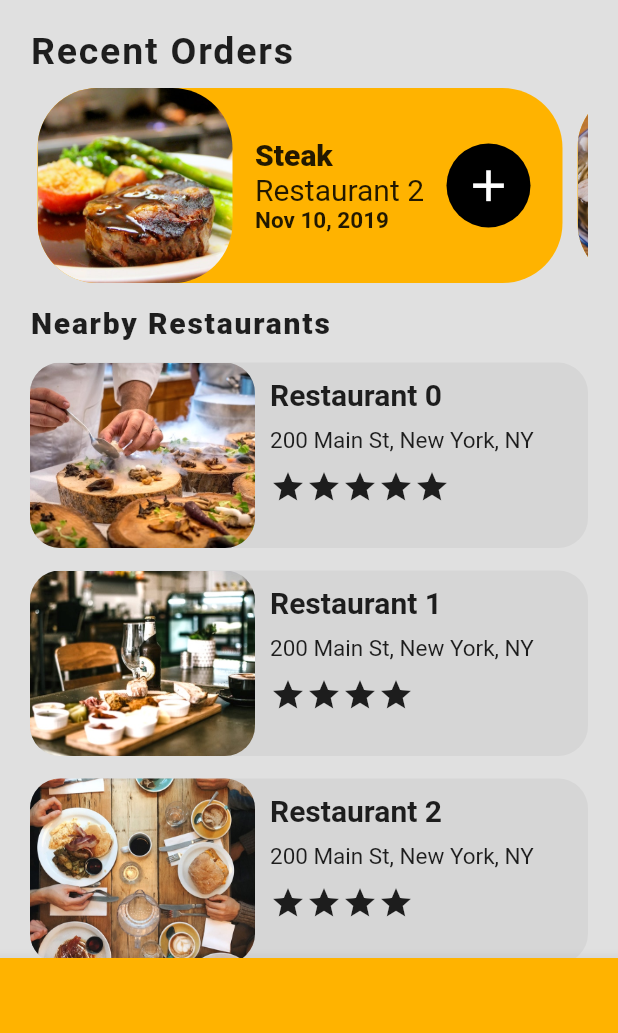
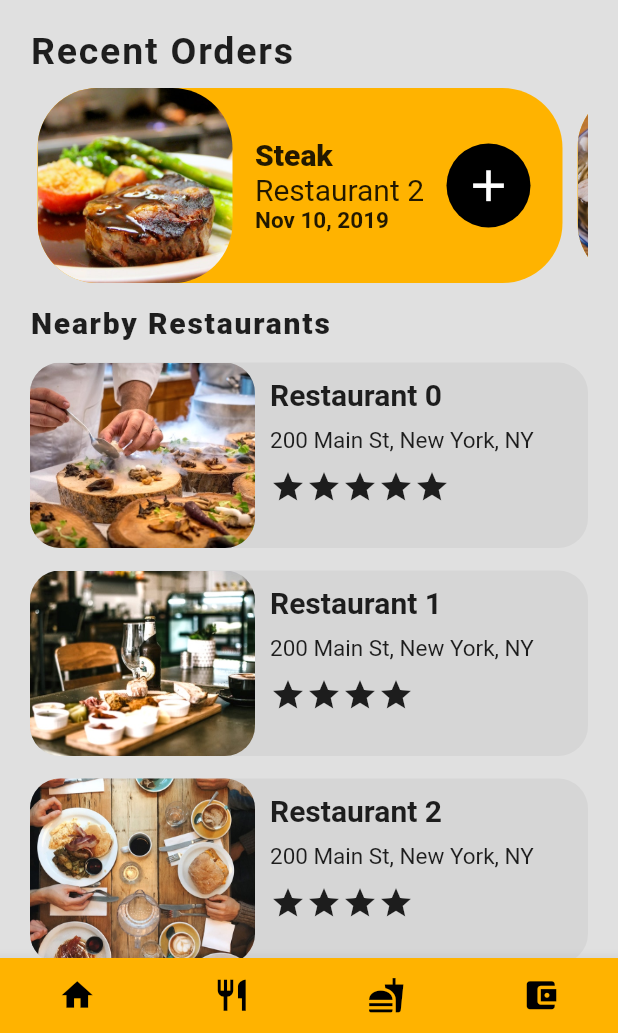
Before and after one commit to Harmanjit14/Food-Delivery-App-UI, a Flutter app: the screen it shows after launch, on a phone screen of 412 x 824 dp, the part 203-1236 px from its top. Run offline on Flutter 3.47's test engine with Material 2 defaults, Android fonts, the phone set to English and light mode, and no system bars.

Commit message:
homepage done

```diff
--- /dev/null
+++ b/lib/bottomNavbar.dart
@@ -0,0 +1,132 @@
+import 'package:flutter/material.dart';
+
+class Navbar extends StatefulWidget {
+  @override
+  _NavbarState createState() => _NavbarState();
+}
+
+class _NavbarState extends State<Navbar> {
+  Color disabCol = Colors.amber[600];
+  Color enabCol = Colors.black;
+  Color useCol = Colors.amber[600];
+  double useSize0 = 25;
+  double useSize1 = 25;
+  double useSize2 = 25;
+  double useSize3 = 25;
+  double expanSize = 35;
+  double diabSize = 25;
+
+  void navbarController(int index) {
+    switch (index) {
+      case 0:
+        {
+          useSize0 = expanSize;
+          useSize1 = diabSize;
+          useSize2 = diabSize;
+          useSize3 = diabSize;
+        }
+        break;
+      case 1:
+        {
+          useSize1 = expanSize;
+          useSize0 = diabSize;
+          useSize2 = diabSize;
+          useSize3 = diabSize;
+        }
+        break;
+      case 2:
+        {
+          useSize2 = expanSize;
+          useSize1 = diabSize;
+          useSize0 = diabSize;
+          useSize3 = diabSize;
+        }
+        break;
+      case 3:
+        {
+          useSize3 = expanSize;
+          useSize1 = diabSize;
+          useSize2 = diabSize;
+          useSize0 = diabSize;
+        }
+        break;
+    }
+  }
+
+  @override
+  Widget build(BuildContext context) {
+    return Row(
+      mainAxisAlignment: MainAxisAlignment.spaceAround,
+      children: [
+        Container(
+          color: useCol,
+          margin: EdgeInsets.symmetric(horizontal: 20),
+          child: IconButton(
+              color: Colors.black,
+              icon: Icon(
+                Icons.home,
+                color: Colors.black,
+                size: useSize0,
+              ),
+              padding: EdgeInsets.all(0),
+              onPressed: () {
+                setState(() {
+                  navbarController(0);
+                });
+              }),
+        ),
+        Container(
+          color: useCol,
+          margin: EdgeInsets.symmetric(horizontal: 20),
+          child: IconButton(
+              color: Colors.black,
+              icon: Icon(
+                Icons.restaurant,
+                color: Colors.black,
+                size: useSize1,
+              ),
+              padding: EdgeInsets.all(0),
+              onPressed: () {
+                setState(() {
+                  navbarController(1);
+                });
+              }),
+        ),
+        Container(
+          color: useCol,
+          margin: EdgeInsets.symmetric(horizontal: 20),
+          child: IconButton(
+              color: Colors.black,
+              icon: Icon(
+                Icons.fastfood,
+                color: Colors.black,
+                size: useSize2,
+              ),
+              padding: EdgeInsets.all(0),
+              onPressed: () {
+                setState(() {
+                  navbarController(2);
+                });
+              }),
+        ),
+        Container(
+          color: useCol,
+          margin: EdgeInsets.symmetric(horizontal: 20),
+          child: IconButton(
+              color: Colors.black,
+              icon: Icon(
+                Icons.account_balance_wallet,
+                color: Colors.black,
+                size: useSize3,
+              ),
+              padding: EdgeInsets.all(0),
+              onPressed: () {
+                setState(() {
+                  navbarController(3);
+                });
+              }),
+        ),
+      ],
+    );
+  }
+}
--- a/lib/screen1/welcomeScreen.dart
+++ b/lib/screen1/welcomeScreen.dart
@@ -1,4 +1,5 @@
 import 'package:flutter/material.dart';
+import 'package:food_app_ui/bottomNavbar.dart';
 import 'package:food_app_ui/data/data.dart';
 import 'package:food_app_ui/models/order.dart';
 import 'package:food_app_ui/screen1/nearbyRes.dart';
@@ -12,6 +13,7 @@ class Screen1 extends StatelessWidget {
         child: Container(
           color: Colors.amber[600],
           height: 50,
+          child: Navbar(),
         ),
       ),
       appBar: AppBar(
```
